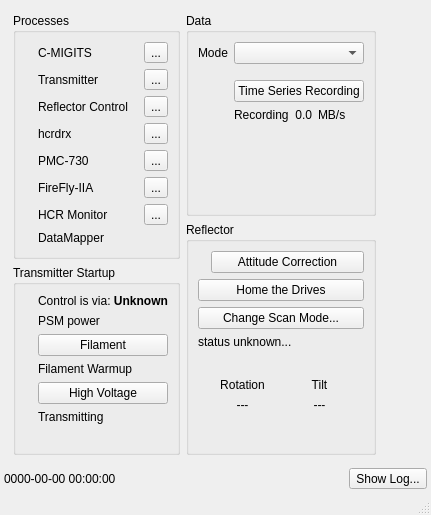
Above: src/hcrgui/HcrGuiMainWindow.ui from NCAR/HCR_instrument before the change. Below: the same form after it.
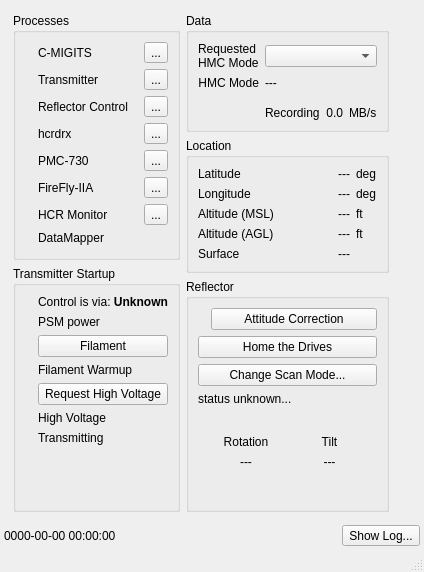
That is the form after the change. Icons and pictures are not drawn.

Commit message: o removed elements related to transmitter control via RS-232, since many necessary pieces were missing, and we *always* run via RDS control anyway o added more and better display of HcrMonitor state in both the main window and in the HcrMonitorDetails window o removed elements related to enabling/disabling time-series writing

Diff of the .ui file:
```diff
--- a/src/hcrgui/HcrGuiMainWindow.ui
+++ b/src/hcrgui/HcrGuiMainWindow.ui
@@ -6,8 +6,8 @@
    <rect>
     <x>0</x>
     <y>0</y>
-    <width>431</width>
-    <height>515</height>
+    <width>424</width>
+    <height>571</height>
    </rect>
   </property>
   <property name="sizePolicy">
@@ -30,7 +30,7 @@
     <item>
      <widget class="QWidget" name="guiWidget" native="true">
       <property name="sizePolicy">
-       <sizepolicy hsizetype="MinimumExpanding" vsizetype="Minimum">
+       <sizepolicy hsizetype="MinimumExpanding" vsizetype="MinimumExpanding">
         <horstretch>0</horstretch>
         <verstretch>0</verstretch>
        </sizepolicy>
@@ -446,14 +446,14 @@
                 </sizepolicy>
                </property>
                <property name="text">
-                <string>High Voltage</string>
+                <string>Request High Voltage</string>
                </property>
                <property name="flat">
                 <bool>false</bool>
                </property>
               </widget>
              </item>
-             <item row="5" column="0">
+             <item row="6" column="0">
               <widget class="QLabel" name="xmittingIcon">
                <property name="sizePolicy">
                 <sizepolicy hsizetype="Minimum" vsizetype="Preferred">
@@ -469,7 +469,7 @@
                </property>
               </widget>
              </item>
-             <item row="5" column="1">
+             <item row="6" column="1">
               <widget class="QLabel" name="xmittingLabel">
                <property name="text">
                 <string>Transmitting</string>
@@ -524,7 +524,7 @@
                </property>
               </widget>
              </item>
-             <item row="6" column="1">
+             <item row="7" column="1">
               <spacer name="verticalSpacer_3">
                <property name="orientation">
                 <enum>Qt::Vertical</enum>
@@ -537,6 +537,23 @@
                </property>
               </spacer>
              </item>
+             <item row="5" column="0">
+              <widget class="QLabel" name="hvOnIcon">
+               <property name="text">
+                <string/>
+               </property>
+               <property name="pixmap">
+                <pixmap resource="HcrGuiMainWindow.qrc">:/greenLED_off.png</pixmap>
+               </property>
+              </widget>
+             </item>
+             <item row="5" column="1">
+              <widget class="QLabel" name="hvOnLabel">
+               <property name="text">
+                <string>High Voltage</string>
+               </property>
+              </widget>
+             </item>
             </layout>
            </widget>
           </item>
@@ -567,7 +584,7 @@
              <string>Data</string>
             </property>
             <layout class="QGridLayout" name="gridLayout">
-             <item row="1" column="1">
+             <item row="3" column="1">
               <spacer name="verticalSpacer_4">
                <property name="orientation">
                 <enum>Qt::Vertical</enum>
@@ -583,35 +600,17 @@
                </property>
               </spacer>
              </item>
-             <item row="0" column="1">
-              <widget class="QComboBox" name="hmcModeCombo">
-               <property name="sizePolicy">
-                <sizepolicy hsizetype="Minimum" vsizetype="Fixed">
-                 <horstretch>0</horstretch>
-                 <verstretch>0</verstretch>
-                </sizepolicy>
-               </property>
-               <property name="currentIndex">
-                <number>0</number>
-               </property>
-               <item>
-                <property name="text">
-                 <string/>
-                </property>
-               </item>
-              </widget>
-             </item>
-             <item row="0" column="0">
-              <widget class="QLabel" name="modeLabel">
+             <item row="1" column="0">
+              <widget class="QLabel" name="hmcModeLabel">
                <property name="text">
-                <string>Mode</string>
+                <string>HMC Mode</string>
                </property>
                <property name="alignment">
                 <set>Qt::AlignRight|Qt::AlignTrailing|Qt::AlignVCenter</set>
                </property>
               </widget>
              </item>
-             <item row="3" column="0">
+             <item row="4" column="0">
               <widget class="QLabel" name="dataRateIcon">
                <property name="text">
                 <string/>
@@ -624,7 +623,7 @@
                </property>
               </widget>
              </item>
-             <item row="3" column="1">
+             <item row="4" column="1">
               <widget class="QWidget" name="writeRateWidget" native="true">
                <layout class="QHBoxLayout" name="horizontalLayout_2">
                 <property name="margin">
@@ -675,44 +674,211 @@
                </layout>
               </widget>
              </item>
-             <item row="2" column="1">
-              <widget class="QPushButton" name="recordingButton">
+             <item row="0" column="0">
+              <widget class="QLabel" name="requestedModeLabel">
+               <property name="text">
+                <string>Requested
+HMC Mode</string>
+               </property>
+              </widget>
+             </item>
+             <item row="0" column="1">
+              <widget class="QComboBox" name="requestedModeCombo">
                <property name="sizePolicy">
-                <sizepolicy hsizetype="MinimumExpanding" vsizetype="Preferred">
+                <sizepolicy hsizetype="Minimum" vsizetype="Fixed">
                  <horstretch>0</horstretch>
                  <verstretch>0</verstretch>
                 </sizepolicy>
                </property>
+               <property name="currentIndex">
+                <number>0</number>
+               </property>
+               <item>
+                <property name="text">
+                 <string/>
+                </property>
+               </item>
+              </widget>
+             </item>
+             <item row="1" column="1">
+              <widget class="QLabel" name="hmcModeValue">
                <property name="text">
-                <string>Time Series Recording</string>
+                <string>---</string>
+               </property>
+               <property name="alignment">
+                <set>Qt::AlignLeading|Qt::AlignLeft|Qt::AlignVCenter</set>
+               </property>
+              </widget>
+             </item>
+            </layout>
+           </widget>
+          </item>
+          <item>
+           <widget class="QGroupBox" name="locationBox">
+            <property name="title">
+             <string>Location</string>
+            </property>
+            <layout class="QGridLayout" name="gridLayout_2">
+             <item row="0" column="0">
+              <widget class="QLabel" name="latitudeLabel">
+               <property name="text">
+                <string>Latitude</string>
+               </property>
+              </widget>
+             </item>
+             <item row="0" column="1">
+              <widget class="QLabel" name="latitudeValue">
+               <property name="sizePolicy">
+                <sizepolicy hsizetype="Expanding" vsizetype="Preferred">
+                 <horstretch>0</horstretch>
+                 <verstretch>0</verstretch>
+                </sizepolicy>
+               </property>
+               <property name="text">
+                <string>---</string>
+               </property>
+               <property name="alignment">
+                <set>Qt::AlignRight|Qt::AlignTrailing|Qt::AlignVCenter</set>
+               </property>
+              </widget>
+             </item>
+             <item row="0" column="2">
+              <widget class="QLabel" name="latitudeUnits">
+               <property name="sizePolicy">
+                <sizepolicy hsizetype="Minimum" vsizetype="Preferred">
+                 <horstretch>0</horstretch>
+                 <verstretch>0</verstretch>
+                </sizepolicy>
+               </property>
+               <property name="text">
+                <string>deg</string>
+               </property>
+              </widget>
+             </item>
+             <item row="1" column="0">
+              <widget class="QLabel" name="longitudeLabel">
+               <property name="text">
+                <string>Longitude</string>
+               </property>
+              </widget>
+             </item>
+             <item row="1" column="1">
+              <widget class="QLabel" name="longitudeValue">
+               <property name="sizePolicy">
+                <sizepolicy hsizetype="Expanding" vsizetype="Preferred">
+                 <horstretch>0</horstretch>
+                 <verstretch>0</verstretch>
+                </sizepolicy>
+               </property>
+               <property name="text">
+                <string>---</string>
+               </property>
+               <property name="alignment">
+                <set>Qt::AlignRight|Qt::AlignTrailing|Qt::AlignVCenter</set>
+               </property>
+              </widget>
+             </item>
+             <item row="1" column="2">
+              <widget class="QLabel" name="longitudeUnits">
+               <property name="sizePolicy">
+                <sizepolicy hsizetype="Minimum" vsizetype="Preferred">
+                 <horstretch>0</horstretch>
+                 <verstretch>0</verstretch>
+                </sizepolicy>
+               </property>
+               <property name="text">
+                <string>deg</string>
                </property>
               </widget>
              </item>
              <item row="2" column="0">
-              <widget class="QLabel" name="recordingEnabledIcon">
+              <widget class="QLabel" name="altitudeMslLabel">
                <property name="text">
-                <string/>
+                <string>Altitude (MSL)</string>
                </property>
-               <property name="pixmap">
-                <pixmap resource="HcrGuiMainWindow.qrc">:/greenLED_off.png</pixmap>
+              </widget>
+             </item>
+             <item row="2" column="1">
+              <widget class="QLabel" name="altitudeMslValue">
+               <property name="sizePolicy">
+                <sizepolicy hsizetype="Expanding" vsizetype="Preferred">
+                 <horstretch>0</horstretch>
+                 <verstretch>0</verstretch>
+                </sizepolicy>
+               </property>
+               <property name="text">
+                <string>---</string>
+               </property>
+               <property name="alignment">
+                <set>Qt::AlignRight|Qt::AlignTrailing|Qt::AlignVCenter</set>
+               </property>
+              </widget>
+             </item>
+             <item row="2" column="2">
+              <widget class="QLabel" name="altitudeMslUnits">
+               <property name="sizePolicy">
+                <sizepolicy hsizetype="Minimum" vsizetype="Preferred">
+                 <horstretch>0</horstretch>
+                 <verstretch>0</verstretch>
+                </sizepolicy>
+               </property>
+               <property name="text">
+                <string>ft</string>
+               </property>
+              </widget>
+             </item>
+             <item row="3" column="0">
+              <widget class="QLabel" name="altitudeAglLabel">
+               <property name="text">
+                <string>Altitude (AGL)</string>
+               </property>
+              </widget>
+             </item>
+             <item row="3" column="1">
+              <widget class="QLabel" name="altitudeAglValue">
+               <property name="sizePolicy">
+                <sizepolicy hsizetype="Expanding" vsizetype="Preferred">
+                 <horstretch>0</horstretch>
+                 <verstretch>0</verstretch>
+                </sizepolicy>
+               </property>
+               <property name="text">
+                <string>---</string>
+               </property>
+               <property name="alignment">
+                <set>Qt::AlignRight|Qt::AlignTrailing|Qt::AlignVCenter</set>
+               </property>
+              </widget>
+             </item>
+             <item row="3" column="2">
+              <widget class="QLabel" name="altitudeAglUnits">
+               <property name="sizePolicy">
+                <sizepolicy hsizetype="Minimum" vsizetype="Preferred">
+                 <horstretch>0</horstretch>
+                 <verstretch>0</verstretch>
+                </sizepolicy>
+               </property>
+               <property name="text">
+                <string>ft</string>
+               </property>
+              </widget>
+             </item>
+             <item row="4" column="0">
+              <widget class="QLabel" name="surfaceLabel">
+               <property name="text">
+                <string>Surface</string>
                </property>
               </widget>
              </item>
              <item row="4" column="1">
-              <spacer name="verticalSpacer_5">
-               <property name="orientation">
-                <enum>Qt::Vertical</enum>
+              <widget class="QLabel" name="surfaceValue">
+               <property name="text">
+                <string>---</string>
                </property>
-               <property name="sizeType">
-                <enum>QSizePolicy::Expanding</enum>
+               <property name="alignment">
+                <set>Qt::AlignRight|Qt::AlignTrailing|Qt::AlignVCenter</set>
                </property>
-               <property name="sizeHint" stdset="0">
-                <size>
-                 <width>20</width>
-                 <height>2</height>
-                </size>
-               </property>
-              </spacer>
+              </widget>
              </item>
             </layout>
            </widget>
```
Left out of the diff: 6 changed lines with no effect on the pictures. The commit also changes 3 other files.
